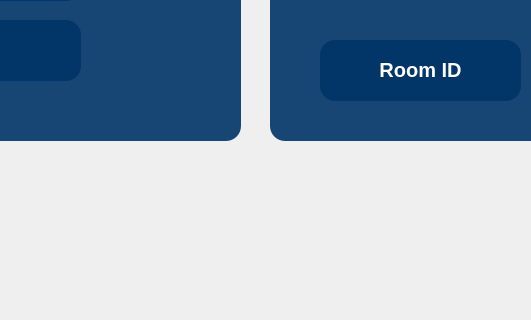
This is Client/Lobby.ui in dumy10/Skribbl as Qt 5 draws it before an edit; both pictures show x 290 to 821 and y 400 to 720 of the 1080 by 720 pixel window. The edited form follows.
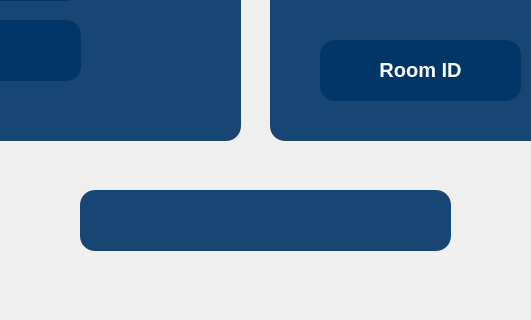
This is the edited form. Icons and pictures are not drawn.

Commit message: Added a player to an existing game Updated the UI for the player that joins

Patch:
```diff
--- a/Client/Lobby.ui
+++ b/Client/Lobby.ui
@@ -447,6 +447,32 @@
        <string>Back </string>
       </property>
      </widget>
+     <widget class="QLabel" name="errorLabel">
+      <property name="geometry">
+       <rect>
+        <x>370</x>
+        <y>590</y>
+        <width>371</width>
+        <height>61</height>
+       </rect>
+      </property>
+      <property name="styleSheet">
+       <string notr="true">QLabel { 
+background:transparent;
+ background-color: rgba(0, 51, 102, 0.9); /* Albastru închis cu transparență mai mare */
+    border-radius: 15px; /* Colțuri rotunjite */
+color: red;
+ font-size: 16px; 
+text-align: center; 
+}</string>
+      </property>
+      <property name="text">
+       <string/>
+      </property>
+      <property name="alignment">
+       <set>Qt::AlignCenter</set>
+      </property>
+     </widget>
     </widget>
     <widget class="QWidget" name="page_6">
      <widget class="QFrame" name="frame_3">
```
The commit also changes 5 other files.
